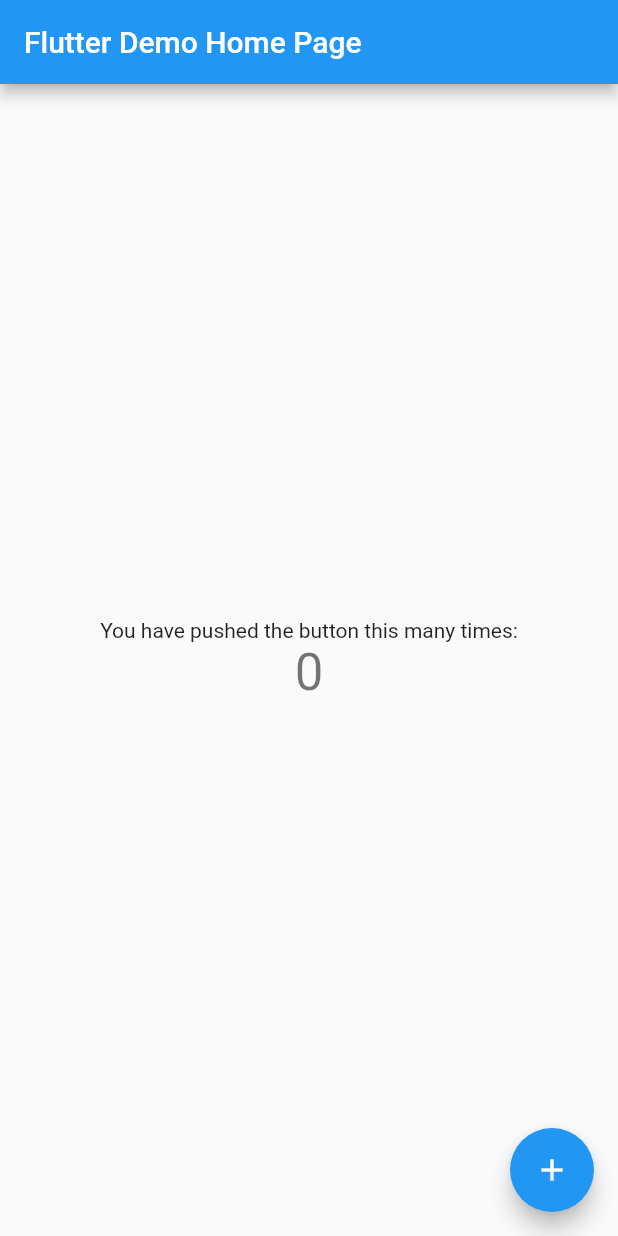
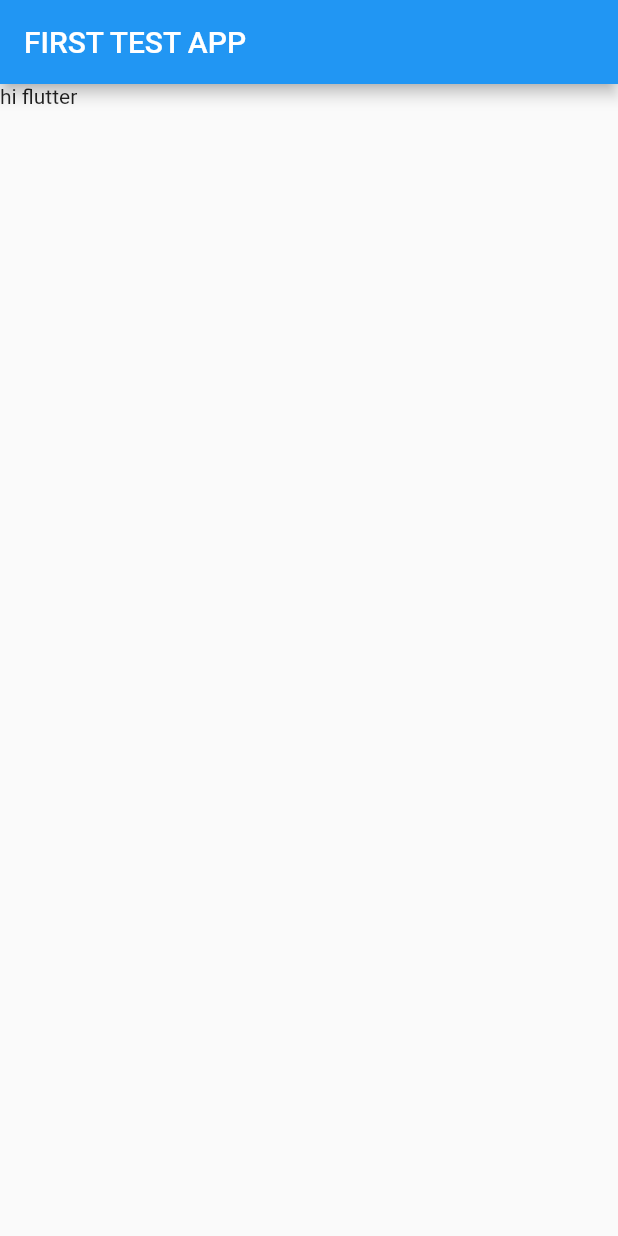
Before and after one commit to vishalpandey-9891/flutter, a Flutter app: the screen it shows after launch, on a phone screen of 412 x 824 dp. Run offline on Flutter 3.47's test engine with Material 2 defaults, Android fonts, the phone set to English and light mode, and no system bars.

Commit message:
flutter chapter1 completed

```diff
--- a/lib/main.dart
+++ b/lib/main.dart
@@ -1,117 +1,40 @@
+import 'package:flutter/widgets.dart';
 import 'package:flutter/material.dart';
+import 'package:flutter/cupertino.dart';
 
+// this is chapter 1 here we learned about how to use text,container and scanffold widgets in
+// flutter application
 void main() {
-  runApp(MyApp());
+// runApp() app in flutter to starting point of any application
+// 1)WidgetApp() 2)CupertinoApp  () 3)MaterialApp()
+  runApp(MaterialApp(
+    home: HomePage(),
+    theme: ThemeData(primarySwatch: Colors.blue),
+  ));
 }
 
-class MyApp extends StatelessWidget {
-  // This widget is the root of your application.
+// SHOW TEXT USING CLASS HOMEPAGE IN APP
+// class HomePage extends StatelessWidget {
+//   @override
+//   Widget build(BuildContext context) {
+//     return Container(
+//       color: Colors.deepOrange,
+//       child: Text("Hi flutter APP"),
+//     );
+//   }
+// }
+
+// stateless widget means nothing changes here
+class HomePage extends StatelessWidget {
   @override
   Widget build(BuildContext context) {
-    return MaterialApp(
-      title: 'Flutter Demo',
-      theme: ThemeData(
-        // This is the theme of your application.
-        //
-        // Try running your application with "flutter run". You'll see the
-        // application has a blue toolbar. Then, without quitting the app, try
-        // changing the primarySwatch below to Colors.green and then invoke
-        // "hot reload" (press "r" in the console where you ran "flutter run",
-        // or simply save your changes to "hot reload" in a Flutter IDE).
-        // Notice that the counter didn't reset back to zero; the application
-        // is not restarted.
-        primarySwatch: Colors.blue,
-        // This makes the visual density adapt to the platform that you run
-        // the app on. For desktop platforms, the controls will be smaller and
-        // closer together (more dense) than on mobile platforms.
-        visualDensity: VisualDensity.adaptivePlatformDensity,
+    return Scaffold(
+      appBar: AppBar(
+        title: Text("FIRST TEST APP"),
       ),
-      home: MyHomePage(title: 'Flutter Demo Home Page'),
+      body: Container(
+        child: Text("hi flutter"),
+      ),
     );
   }
 }
-
-class MyHomePage extends StatefulWidget {
-  MyHomePage({Key key, this.title}) : super(key: key);
-
-  // This widget is the home page of your application. It is stateful, meaning
-  // that it has a State object (defined below) that contains fields that affect
-  // how it looks.
-
-  // This class is the configuration for the state. It holds the values (in this
-  // case the title) provided by the parent (in this case the App widget) and
-  // used by the build method of the State. Fields in a Widget subclass are
-  // always marked "final".
-
-  final String title;
-
-  @override
-  _MyHomePageState createState() => _MyHomePageState();
-}
-
-class _MyHomePageState extends State<MyHomePage> {
-  int _counter = 0;
-
-  void _incrementCounter() {
-    setState(() {
-      // This call to setState tells the Flutter framework that something has
-      // changed in this State, which causes it to rerun the build method below
-      // so that the display can reflect the updated values. If we changed
-      // _counter without calling setState(), then the build method would not be
-      // called again, and so nothing would appear to happen.
-      _counter++;
-    });
-  }
-
-  @override
-  Widget build(BuildContext context) {
-    // This method is rerun every time setState is called, for instance as done
-    // by the _incrementCounter method above.
-    //
-    // The Flutter framework has been optimized to make rerunning build methods
-    // fast, so that you can just rebuild anything that needs updating rather
-    // than having to individually change instances of widgets.
-    return Scaffold(
-      appBar: AppBar(
-        // Here we take the value from the MyHomePage object that was created by
-        // the App.build method, and use it to set our appbar title.
-        title: Text(widget.title),
-      ),
-      body: Center(
-        // Center is a layout widget. It takes a single child and positions it
-        // in the middle of the parent.
-        child: Column(
-          // Column is also a layout widget. It takes a list of children and
-          // arranges them vertically. By default, it sizes itself to fit its
-          // children horizontally, and tries to be as tall as its parent.
-          //
-          // Invoke "debug painting" (press "p" in the console, choose the
-          // "Toggle Debug Paint" action from the Flutter Inspector in Android
-          // Studio, or the "Toggle Debug Paint" command in Visual Studio Code)
-          // to see the wireframe for each widget.
-          //
-          // Column has various properties to control how it sizes itself and
-          // how it positions its children. Here we use mainAxisAlignment to
-          // center the children vertically; the main axis here is the vertical
-          // axis because Columns are vertical (the cross axis would be
-          // horizontal).
-          mainAxisAlignment: MainAxisAlignment.center,
-          children: <Widget>[
-            Text(
-              'You have pushed the button this many times:',
-            ),
-            Text(
-              '$_counter',
-              style: Theme.of(context).textTheme.headline4,
-            ),
-          ],
-        ),
-      ),
-      floatingActionButton: FloatingActionButton(
-        onPressed: _incrementCounter,
-        tooltip: 'Increment',
-        child: Icon(Icons.add),
-      ), // This trailing comma makes auto-formatting nicer for build methods.
-    );
-  }
-}
```
